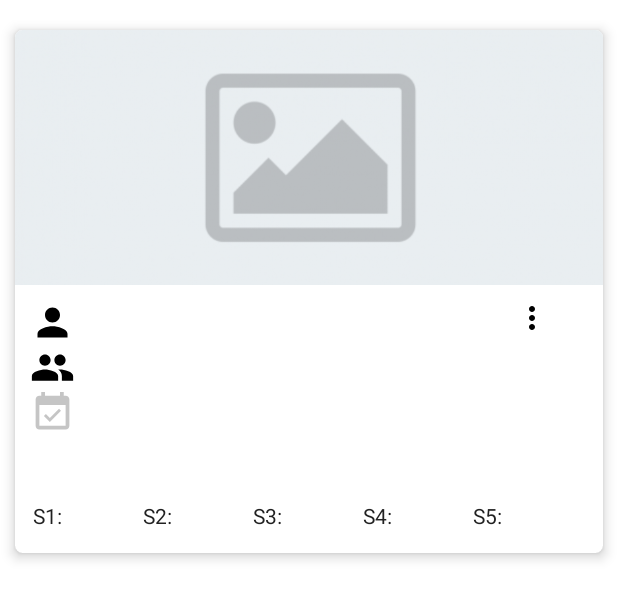
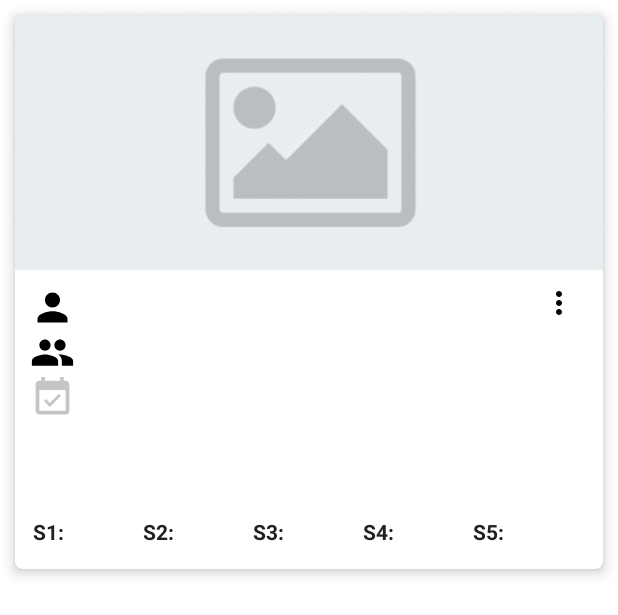
Before and after one commit to irvinjoao19/FiveSYS, an Android app: the layout cardview_observaciones.xml on its own in the app's theme, with its tools: preview values and no code run, on a phone screen of 412 x 824 dp. Shown: the top 615 px of the screen. Run offline under Robolectric (Android 15) with nearby library versions, the phone set to English and light mode, and no system bars.

Commit message:
Modificacion de fragments de auditoria.

```diff
--- a/app/src/main/java/com/fivesys/alphamanufacturas/fivesys/views/activities/LoginActivity.kt
+++ b/app/src/main/java/com/fivesys/alphamanufacturas/fivesys/views/activities/LoginActivity.kt
@@ -193,7 +193,8 @@ class LoginActivity : AppCompatActivity(), View.OnClickListener {
                 response.code() == 404 -> result = "users"
                 else -> {
                     val message = Gson().fromJson(response.errorBody()?.string(), MessageError::class.java)
-                    result = "Codigo :" + response.code() + "\nMensaje :" + message.ExceptionMessage
+                    //result = "Codigo :" + response.code() + "\nMensaje :" + message.ExceptionMessage
+                    result = "Error\nEl usuario no existe o la clave es incorrecta."
                 }
             }
         } catch (e: IOException) {
--- a/app/src/main/res/layout/activity_auditoria.xml
+++ b/app/src/main/res/layout/activity_auditoria.xml
@@ -25,10 +25,12 @@
 
         <com.google.android.material.tabs.TabLayout
             android:id="@+id/tabLayout"
+            style="@style/Widget.Design.TabLayout"
+            app:tabTextAppearance="@style/TextAppearance.AppCompat.Caption"
             android:layout_width="match_parent"
             android:layout_height="wrap_content"
             android:background="@color/colorWhite"
-            android:elevation="4dp"
+            android:elevation="3dp"
             android:minHeight="?attr/actionBarSize"
             android:theme="@style/TabLayout_Theme"
             app:tabIndicatorColor="@color/colorAccent"
--- a/app/src/main/res/layout/cardview_observaciones.xml
+++ b/app/src/main/res/layout/cardview_observaciones.xml
@@ -5,9 +5,7 @@
     android:id="@+id/cardViewPrincipal"
     android:layout_width="match_parent"
     android:layout_height="wrap_content"
-    android:layout_marginLeft="10dp"
-    android:layout_marginTop="20dp"
-    android:layout_marginRight="10dp"
+    android:layout_margin="10dp"
     card_view:cardCornerRadius="5dp"
     card_view:cardElevation="5dp"
     card_view:cardMaxElevation="5dp">
@@ -60,7 +58,7 @@
                 <LinearLayout
                     android:layout_width="0dp"
                     android:layout_height="wrap_content"
-                    android:layout_weight="0.8"
+                    android:layout_weight="0.9"
                     android:orientation="horizontal"
                     tools:ignore="UseCompoundDrawables">
 
@@ -83,7 +81,7 @@
                 <LinearLayout
                     android:layout_width="0dp"
                     android:layout_height="wrap_content"
-                    android:layout_weight="0.2"
+                    android:layout_weight="0.1"
                     android:gravity="center"
                     android:orientation="horizontal"
                     tools:ignore="UseCompoundDrawables">
@@ -144,11 +142,13 @@
                 android:id="@+id/textViewNombre"
                 android:layout_width="match_parent"
                 android:layout_height="wrap_content"
+                android:layout_marginTop="5dp"
                 android:paddingLeft="2dp"
                 android:paddingRight="2dp" />
 
             <TextView
                 android:id="@+id/textViewDetalle"
+                android:layout_marginTop="5dp"
                 android:layout_width="match_parent"
                 android:layout_height="wrap_content"
                 android:ellipsize="end"
@@ -165,6 +165,7 @@
                 android:gravity="center"
                 android:orientation="horizontal"
                 android:paddingLeft="2dp"
+                android:layout_marginTop="10dp"
                 android:paddingRight="2dp">
 
                 <LinearLayout
@@ -177,6 +178,7 @@
                         android:id="@+id/textViewTitleS1"
                         android:layout_width="wrap_content"
                         android:layout_height="wrap_content"
+                        android:textStyle="bold"
                         android:text="@string/s1"
                         android:textColor="@color/primary_text" />
 
@@ -184,7 +186,7 @@
                         android:id="@+id/textViewS1"
                         android:layout_width="wrap_content"
                         android:layout_height="wrap_content"
-
+                        android:layout_marginLeft="5dp"
                         android:textColor="@color/secondary_text" />
                 </LinearLayout>
 
@@ -198,7 +200,7 @@
                         android:id="@+id/textViewTitleS2"
                         android:layout_width="wrap_content"
                         android:layout_height="wrap_content"
-
+                        android:textStyle="bold"
                         android:text="@string/s2"
                         android:textColor="@color/primary_text" />
 
@@ -206,7 +208,7 @@
                         android:id="@+id/textViewS2"
                         android:layout_width="wrap_content"
                         android:layout_height="wrap_content"
-
+                        android:layout_marginLeft="5dp"
                         android:textColor="@color/secondary_text" />
                 </LinearLayout>
 
@@ -220,7 +222,7 @@
                         android:id="@+id/textViewTitleS3"
                         android:layout_width="wrap_content"
                         android:layout_height="wrap_content"
-
+                        android:textStyle="bold"
                         android:text="@string/s3"
                         android:textColor="@color/primary_text" />
 
@@ -228,7 +230,7 @@
                         android:id="@+id/textViewS3"
                         android:layout_width="wrap_content"
                         android:layout_height="wrap_content"
-
+                        android:layout_marginLeft="5dp"
                         android:textColor="@color/secondary_text" />
                 </LinearLayout>
 
@@ -242,7 +244,7 @@
                         android:id="@+id/textViewTitleS4"
                         android:layout_width="wrap_content"
                         android:layout_height="wrap_content"
-
+                        android:textStyle="bold"
                         android:text="@string/s4"
                         android:textColor="@color/primary_text" />
 
@@ -250,7 +252,7 @@
                         android:id="@+id/textViewS4"
                         android:layout_width="wrap_content"
                         android:layout_height="wrap_content"
-
+                        android:layout_marginLeft="5dp"
                         android:textColor="@color/secondary_text" />
                 </LinearLayout>
 
@@ -264,7 +266,7 @@
                         android:id="@+id/textViewTitleS5"
                         android:layout_width="wrap_content"
                         android:layout_height="wrap_content"
-
+                        android:textStyle="bold"
                         android:text="@string/s5"
                         android:textColor="@color/primary_text" />
 
@@ -272,7 +274,7 @@
                         android:id="@+id/textViewS5"
                         android:layout_width="wrap_content"
                         android:layout_height="wrap_content"
-
+                        android:layout_marginLeft="5dp"
                         android:textColor="@color/secondary_text" />
                 </LinearLayout>
             </LinearLayout>
```
Also changed, not shown: app/src/main/res/layout/cardview_puntos_fijos.xml (+5 -5 lines), app/src/main/res/values/strings.xml (+5 -5 lines).
